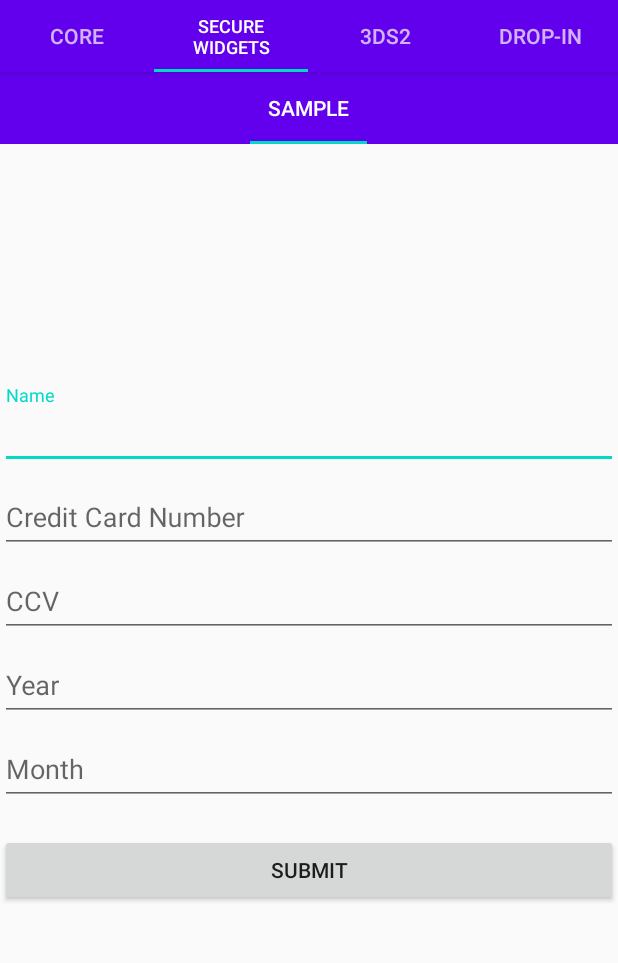
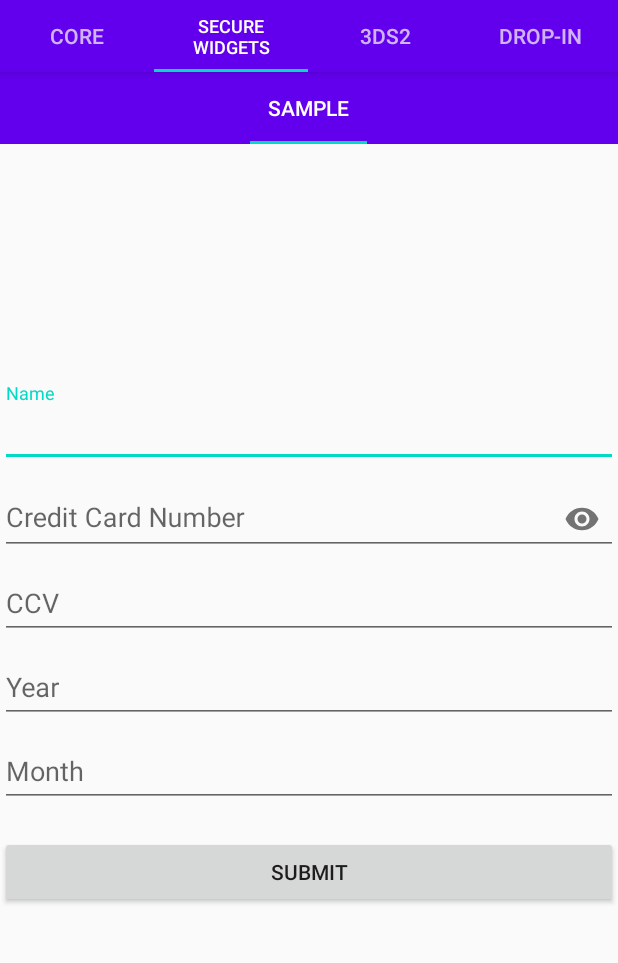
Before and after one commit to spreedly/mobile-sdk-android, an Android app: the screen it shows after launch (MainActivity), tab 2 chosen, on a phone screen of 412 x 824 dp, the part 89-1052 px from its top. Run offline under Robolectric (Android 15) with nearby library versions, the phone set to English and light mode, and no system bars; our stand-ins replace RxJava.

Commit message:
SecureCreditCardField toggle eye icon

```diff
--- a/sdk_sample/src/main/java/com/spreedly/sdk_sample/widget/SecureFormCreditCardFragment.java
+++ b/sdk_sample/src/main/java/com/spreedly/sdk_sample/widget/SecureFormCreditCardFragment.java
@@ -33,7 +33,7 @@ public class SecureFormCreditCardFragment extends Fragment {
         mViewModel = new ViewModelProvider(this).get(SecureFormCreditCardViewModel.class);
         // TODO: Use the ViewModel
         mViewModel.layout = getView().findViewById(R.id.credit_card_form);
-        getView().<Button>findViewById(R.id.cc_submit).setOnClickListener(b -> mViewModel.submitCreditCard());
+        getView().<Button>findViewById(R.id.spreedly_cc_submit).setOnClickListener(b -> mViewModel.submitCreditCard());
     }
 
 }
--- a/sdk_sample/src/main/res/layout/secure_form_credit_card_fragment.xml
+++ b/sdk_sample/src/main/res/layout/secure_form_credit_card_fragment.xml
@@ -20,11 +20,10 @@
             android:inputType="text" />
     </com.google.android.material.textfield.TextInputLayout>
 
-    <com.spreedly.securewidgets.SecureTextField
+    <com.spreedly.securewidgets.SecureCreditCardField
         android:id="@id/spreedly_credit_card_number"
         android:layout_width="match_parent"
-        android:layout_height="wrap_content">
-    </com.spreedly.securewidgets.SecureTextField>
+        android:layout_height="wrap_content"></com.spreedly.securewidgets.SecureCreditCardField>
     <com.spreedly.securewidgets.SecureTextField
         android:id="@id/spreedly_ccv"
         android:layout_width="match_parent"
```
Also changed, not shown: securewidgets/src/main/java/com/spreedly/securewidgets/SecureCreditCardField.java (+19 -6 lines).
